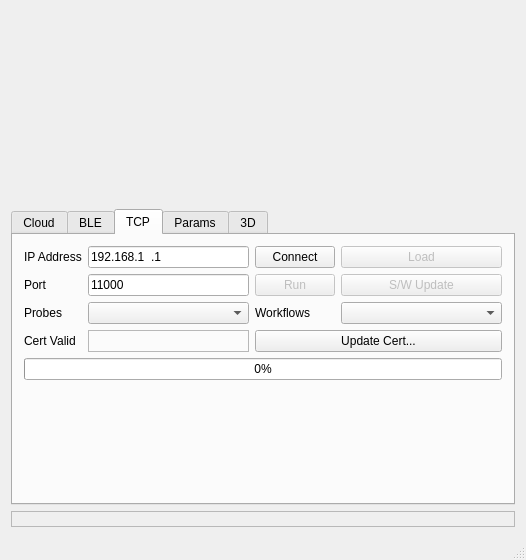
Qt form examples/solum_qt/solumqt.ui (clariusdev/solum) before a commit.
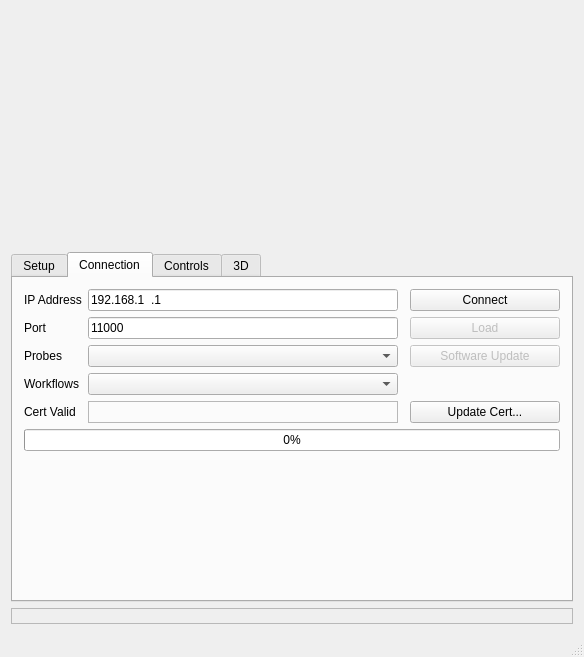
The same form after that commit. The open tabs and pages were chosen to show the change.

```diff
--- a/examples/solum_qt/solumqt.ui
+++ b/examples/solum_qt/solumqt.ui
@@ -6,8 +6,8 @@
    <rect>
     <x>0</x>
     <y>0</y>
-    <width>524</width>
-    <height>560</height>
+    <width>584</width>
+    <height>657</height>
    </rect>
   </property>
   <property name="windowTitle">
@@ -16,9 +16,16 @@
   <widget class="QWidget" name="_central">
    <layout class="QVBoxLayout" name="verticalLayout">
     <item>
+     <layout class="QHBoxLayout" name="horizontalLayout_6">
+      <item>
      <layout class="QVBoxLayout" name="image"/>
     </item>
     <item>
+       <layout class="QVBoxLayout" name="image2"/>
+      </item>
+     </layout>
+    </item>
+    <item>
      <spacer name="verticalSpacer">
       <property name="orientation">
        <enum>Qt::Vertical</enum>
@@ -36,19 +43,25 @@
       <property name="currentIndex">
        <number>0</number>
       </property>
-      <widget class="QWidget" name="_cloud">
+      <widget class="QWidget" name="_ble">
        <attribute name="title">
-        <string>Cloud</string>
+        <string>Setup</string>
        </attribute>
-       <layout class="QVBoxLayout" name="verticalLayout_7">
+       <layout class="QVBoxLayout" name="verticalLayout_5">
         <item>
-         <layout class="QVBoxLayout" name="verticalLayout_8">
+         <widget class="QGroupBox" name="groupBox_4">
+          <property name="title">
+           <string>Authentication</string>
+          </property>
+          <layout class="QVBoxLayout" name="verticalLayout_12">
           <item>
-           <layout class="QHBoxLayout" name="horizontalLayout_6">
+            <layout class="QVBoxLayout" name="verticalLayout_13">
+             <item>
+              <layout class="QHBoxLayout" name="horizontalLayout_8">
             <item>
              <widget class="QLabel" name="_token">
               <property name="text">
-               <string>Token:</string>
+                  <string>Enter Token:</string>
               </property>
              </widget>
             </item>
@@ -64,32 +77,21 @@
           <item>
            <widget class="QPushButton" name="retrieve">
             <property name="text">
-             <string>Retrieve</string>
+                <string>Retrieve from Cloud</string>
             </property>
            </widget>
           </item>
          </layout>
+           </item>
+          </layout>
+         </widget>
         </item>
         <item>
-         <spacer name="verticalSpacer_3">
-          <property name="orientation">
-           <enum>Qt::Vertical</enum>
+         <widget class="QGroupBox" name="groupBox">
+          <property name="title">
+           <string>Bluetooth</string>
           </property>
-          <property name="sizeHint" stdset="0">
-           <size>
-            <width>20</width>
-            <height>40</height>
-           </size>
-          </property>
-         </spacer>
-        </item>
-       </layout>
-      </widget>
-      <widget class="QWidget" name="_ble">
-       <attribute name="title">
-        <string>BLE</string>
-       </attribute>
-       <layout class="QVBoxLayout" name="verticalLayout_5">
+          <layout class="QVBoxLayout" name="verticalLayout_9">
         <item>
          <layout class="QHBoxLayout" name="horizontalLayout_5">
           <item>
@@ -278,6 +280,9 @@
           </item>
          </layout>
         </item>
+          </layout>
+         </widget>
+        </item>
         <item>
          <spacer name="_blespacer">
           <property name="orientation">
@@ -295,104 +300,47 @@
       </widget>
       <widget class="QWidget" name="_tcp">
        <attribute name="title">
-        <string>TCP</string>
+        <string>Connection</string>
        </attribute>
        <layout class="QGridLayout" name="gridLayout_3">
-        <item row="4" column="0" colspan="4">
-         <widget class="QProgressBar" name="progress">
-          <property name="toolTip">
-           <string>Software Update Progress</string>
-          </property>
-          <property name="value">
-           <number>0</number>
-          </property>
-         </widget>
-        </item>
-        <item row="1" column="1">
-         <widget class="QLineEdit" name="port">
-          <property name="inputMask">
-           <string>#####</string>
-          </property>
-          <property name="text">
-           <string>11000</string>
-          </property>
-         </widget>
-        </item>
-        <item row="2" column="0">
-         <widget class="QLabel" name="_probeslist">
-          <property name="text">
-           <string>Probes</string>
-          </property>
-         </widget>
-        </item>
-        <item row="2" column="1">
-         <widget class="QComboBox" name="probes"/>
-        </item>
-        <item row="0" column="3">
-         <widget class="QPushButton" name="load">
-          <property name="enabled">
-           <bool>false</bool>
-          </property>
-          <property name="text">
-           <string>Load</string>
-          </property>
-         </widget>
-        </item>
-        <item row="1" column="3">
+        <item row="4" column="3">
          <widget class="QPushButton" name="update">
           <property name="enabled">
            <bool>false</bool>
           </property>
           <property name="text">
-           <string>S/W Update</string>
+           <string>Software Update</string>
           </property>
          </widget>
         </item>
-        <item row="2" column="2">
-         <widget class="QLabel" name="_workflows">
-          <property name="text">
-           <string>Workflows</string>
-          </property>
-         </widget>
-        </item>
-        <item row="5" column="0" colspan="4">
-         <spacer name="verticalSpacer_2">
-          <property name="orientation">
-           <enum>Qt::Vertical</enum>
-          </property>
-          <property name="sizeHint" stdset="0">
-           <size>
-            <width>20</width>
-            <height>40</height>
-           </size>
-          </property>
-         </spacer>
-        </item>
-        <item row="1" column="0">
+        <item row="3" column="0">
          <widget class="QLabel" name="_port">
           <property name="text">
            <string>Port</string>
           </property>
          </widget>
         </item>
-        <item row="0" column="2">
+        <item row="1" column="3">
          <widget class="QPushButton" name="connect">
           <property name="text">
            <string>Connect</string>
           </property>
          </widget>
         </item>
-        <item row="2" column="3">
-         <widget class="QComboBox" name="workflows">
-          <property name="sizePolicy">
-           <sizepolicy hsizetype="Expanding" vsizetype="Fixed">
-            <horstretch>0</horstretch>
-            <verstretch>0</verstretch>
-           </sizepolicy>
+        <item row="4" column="1">
+         <widget class="QComboBox" name="probes"/>
+        </item>
+        <item row="3" column="3">
+         <widget class="QPushButton" name="load">
+          <property name="enabled">
+           <bool>false</bool>
+          </property>
+          <property name="text">
+           <string>Load</string>
           </property>
          </widget>
         </item>
-        <item row="0" column="1">
+        <item row="1" column="1">
          <widget class="QLineEdit" name="ip">
           <property name="inputMask">
            <string>000.000.000.000</string>
@@ -402,55 +350,108 @@
           </property>
          </widget>
         </item>
-        <item row="0" column="0">
+        <item row="9" column="0" colspan="4">
+         <widget class="QProgressBar" name="progress">
+          <property name="toolTip">
+           <string>Software Update Progress</string>
+          </property>
+          <property name="value">
+           <number>0</number>
+          </property>
+         </widget>
+        </item>
+        <item row="1" column="0">
          <widget class="QLabel" name="_ip">
           <property name="text">
            <string>IP Address</string>
           </property>
          </widget>
         </item>
-        <item row="1" column="2">
-         <widget class="QPushButton" name="freeze">
-          <property name="enabled">
-           <bool>false</bool>
+        <item row="10" column="0" colspan="4">
+         <spacer name="verticalSpacer_2">
+          <property name="orientation">
+           <enum>Qt::Vertical</enum>
+          </property>
+          <property name="sizeHint" stdset="0">
+           <size>
+            <width>20</width>
+            <height>40</height>
+           </size>
+          </property>
+         </spacer>
+        </item>
+        <item row="7" column="1">
+         <widget class="QLabel" name="cert">
+          <property name="frameShape">
+           <enum>QFrame::StyledPanel</enum>
           </property>
           <property name="text">
-           <string>Run</string>
+           <string/>
           </property>
          </widget>
         </item>
-        <item row="3" column="0">
+        <item row="7" column="0">
          <widget class="QLabel" name="_cert">
           <property name="text">
            <string>Cert Valid</string>
           </property>
          </widget>
         </item>
+        <item row="4" column="0">
+         <widget class="QLabel" name="_probeslist">
+          <property name="text">
+           <string>Probes</string>
+          </property>
+         </widget>
+        </item>
         <item row="3" column="1">
-         <widget class="QLabel" name="cert">
-          <property name="frameShape">
-           <enum>QFrame::StyledPanel</enum>
+         <widget class="QLineEdit" name="port">
+          <property name="inputMask">
+           <string>#####</string>
           </property>
           <property name="text">
-           <string/>
+           <string>11000</string>
           </property>
          </widget>
         </item>
-        <item row="3" column="2" colspan="2">
+        <item row="5" column="1">
+         <widget class="QComboBox" name="workflows">
+          <property name="sizePolicy">
+           <sizepolicy hsizetype="Expanding" vsizetype="Fixed">
+            <horstretch>0</horstretch>
+            <verstretch>0</verstretch>
+           </sizepolicy>
+          </property>
+         </widget>
+        </item>
+        <item row="7" column="3">
          <widget class="QPushButton" name="updateCert">
           <property name="enabled">
            <bool>true</bool>
           </property>
+          <property name="minimumSize">
+           <size>
+            <width>150</width>
+            <height>0</height>
+           </size>
+          </property>
           <property name="text">
            <string>Update Cert...</string>
           </property>
          </widget>
         </item>
+        <item row="5" column="0">
+         <widget class="QLabel" name="_wflist">
+          <property name="text">
+           <string>Workflows</string>
+          </property>
+         </widget>
+        </item>
        </layout>
       </widget>
       <widget class="QWidget" name="_prms">
        <attribute name="title">
-        <string>Params</string>
+        <string>Controls</string>
        </attribute>
        <layout class="QVBoxLayout" name="verticalLayout_2">
         <item>
@@ -643,6 +644,43 @@
           </item>
          </layout>
         </item>
+        <item>
+         <layout class="QHBoxLayout" name="horizontalLayout_9">
+          <item>
+           <widget class="QCheckBox" name="prescan">
+            <property name="enabled">
+             <bool>false</bool>
+            </property>
+            <property name="text">
+             <string>Show Prescan Image</string>
+            </property>
+           </widget>
+          </item>
+          <item>
+           <widget class="QCheckBox" name="split">
+            <property name="enabled">
+             <bool>false</bool>
+            </property>
+            <property name="text">
+             <string>Split Overlays</string>
+            </property>
+           </widget>
+          </item>
+          <item>
+           <spacer name="horizontalSpacer_4">
+            <property name="orientation">
+             <enum>Qt::Horizontal</enum>
+            </property>
+            <property name="sizeHint" stdset="0">
+             <size>
+              <width>40</width>
+              <height>20</height>
+             </size>
+            </property>
+           </spacer>
+          </item>
+         </layout>
+        </item>
         <item>
          <layout class="QHBoxLayout" name="horizontalLayout_7">
           <item>
@@ -818,6 +856,25 @@
           </item>
          </layout>
         </item>
+        <item>
+         <widget class="QPushButton" name="freeze">
+          <property name="enabled">
+           <bool>false</bool>
+          </property>
+          <property name="font">
+           <font>
+            <bold>true</bold>
+            <underline>false</underline>
+           </font>
+          </property>
+          <property name="text">
+           <string>Run</string>
+          </property>
+          <property name="flat">
+           <bool>false</bool>
+          </property>
+         </widget>
+        </item>
         <item>
          <widget class="QComboBox" name="modes">
           <property name="enabled">
```
Left out of the diff: 542 changed lines with no effect on the pictures. Lines whose indentation alone changed are shown as unchanged.
